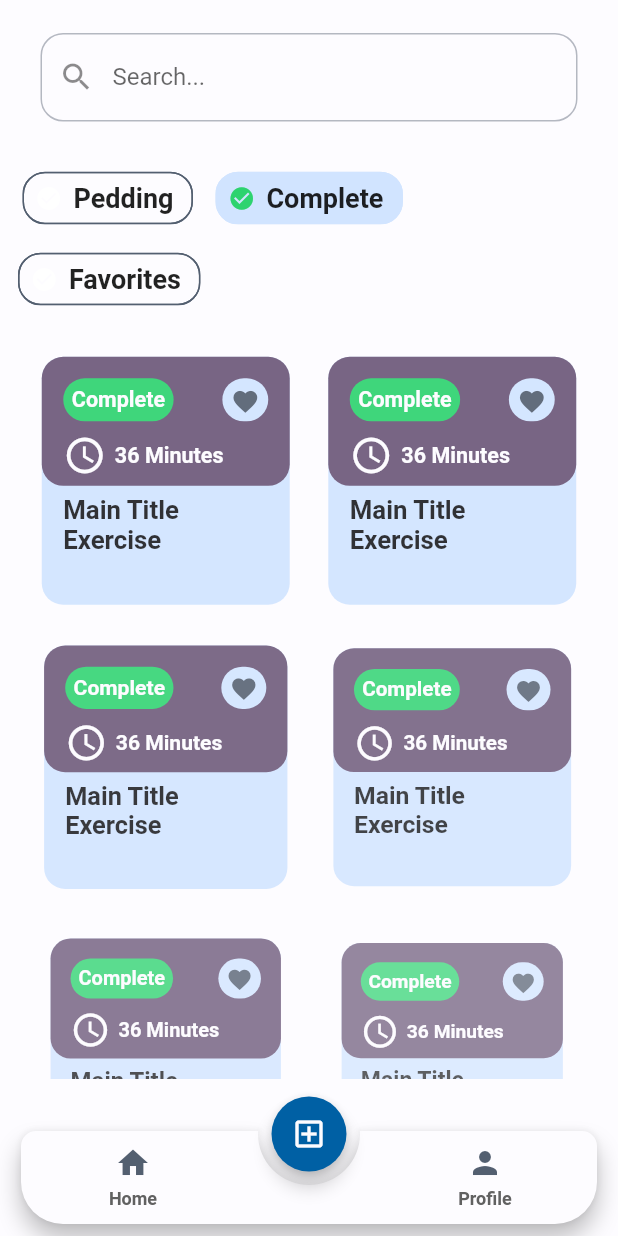
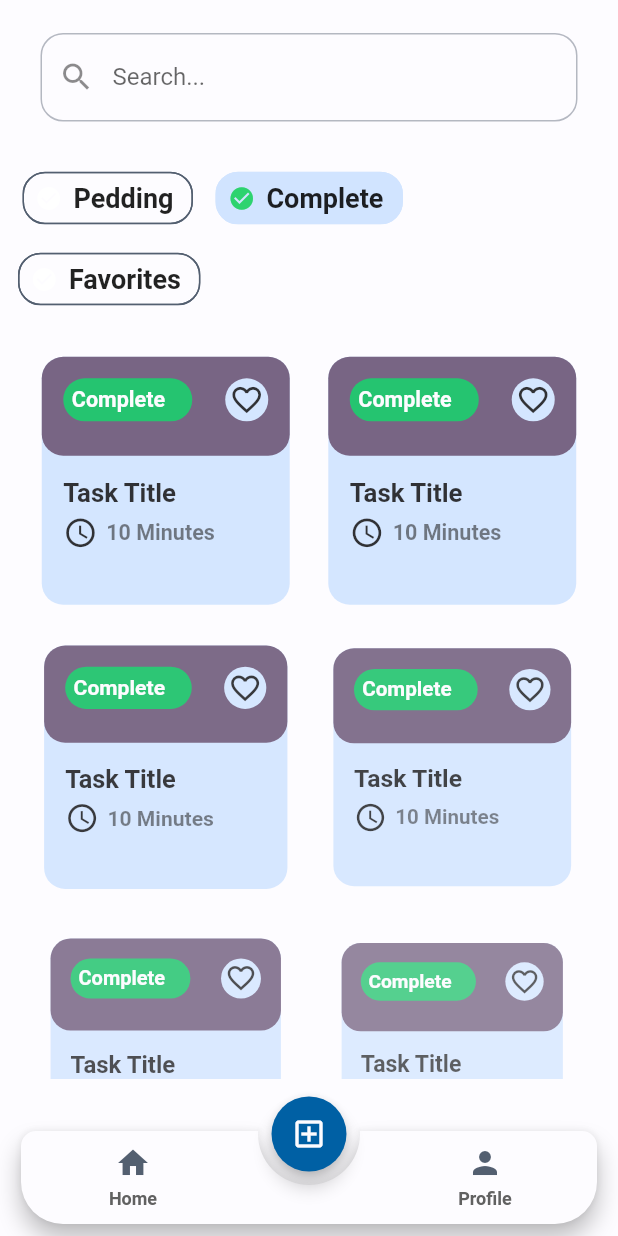
Before and after one commit to neoshock/fisio_flex_mobile, a Flutter app: the BottomMenu screen opened directly, item 2 of the bottom bar chosen, scrolled down 115 dp, on a phone screen of 412 x 824 dp. Run offline on Flutter 3.47's test engine with Material 2 defaults, Android fonts, the phone set to English and light mode, and no system bars; drawn by our look-alikes of animated_notch_bottom_bar; our stand-ins replace fl_chart.

Commit message:
fixe code

```diff
--- a/lib/features/task/pages/main_task_detail.dart
+++ b/lib/features/task/pages/main_task_detail.dart
@@ -39,11 +39,11 @@ class _MainTaskDetailState extends State<MainTaskDetail> {
               alignment: Alignment.topLeft,
               child: GridItemHero(
                   tag: 'taskDetail${widget.index}',
-                  onTap: () => Navigator.of(context).pop(),
+                  onTap: () {},
                   child: Stack(
                     children: [
                       ClipPath(
-                        clipper: BezierCurve(controlPoint: 0.1),
+                        clipper: BezierCurve(controlPoint: 0.24),
                         child: Container(
                           width: screenSize.width,
                           height: screenSize.height * 0.69,
@@ -52,6 +52,7 @@ class _MainTaskDetailState extends State<MainTaskDetail> {
                           ),
                         ),
                       ),
+                      _buildReturnButtom(context),
                       _buildPositionedIcon(screenSize, theme),
                       _buildPositionedCompleteContainer(screenSize, theme),
                       _buildPositionedTitle(screenSize, theme),
@@ -115,6 +116,27 @@ class _MainTaskDetailState extends State<MainTaskDetail> {
         ],
       ),
     ));
+  }
+
+  Positioned _buildReturnButtom(BuildContext context) {
+    return Positioned(
+        top: 60,
+        left: 10,
+        child: Container(
+          decoration: BoxDecoration(
+              color: Colors.white.withOpacity(0.3),
+              borderRadius: BorderRadius.circular(15)),
+          child: IconButton(
+            alignment: Alignment.centerRight,
+            icon: Icon(
+              Icons.arrow_back_ios,
+              color: Theme.of(context).colorScheme.background,
+            ),
+            onPressed: () {
+              Navigator.of(context).pop();
+            },
+          ),
+        ));
   }
 
   Positioned _buildPositionedIcon(Size screenSize, ThemeData theme) {
--- a/lib/features/task/pages/main_task_page.dart
+++ b/lib/features/task/pages/main_task_page.dart
@@ -140,77 +140,68 @@ class MainTaskPage extends StatelessWidget {
         color: Theme.of(context).colorScheme.primaryContainer,
         borderRadius: BorderRadius.circular(15),
       ),
-      child: Stack(
-        alignment: Alignment.topCenter,
+      child: Column(
         children: [
-          const SizedBox(
-            height: 150,
-            width: double.infinity,
-          ),
           Container(
             width: double.infinity,
-            height: 90,
+            padding: EdgeInsets.all(15),
+            height: 69,
             decoration: BoxDecoration(
               color: Theme.of(context).colorScheme.tertiary,
               borderRadius: BorderRadius.circular(15),
             ),
-          ),
-          Positioned(
-            top: 15,
-            left: 15,
-            child: Container(
-              height: 30,
-              padding: const EdgeInsets.all(6),
-              decoration: BoxDecoration(
-                color: Color.fromARGB(255, 45, 211, 111),
-                borderRadius: BorderRadius.circular(15),
-              ),
-              child: Text(
-                'Complete',
-                style: Theme.of(context)
-                    .textTheme
-                    .bodySmall!
-                    .copyWith(color: Theme.of(context).colorScheme.background),
-              ),
+            child: Row(
+              mainAxisAlignment: MainAxisAlignment.spaceBetween,
+              crossAxisAlignment: CrossAxisAlignment.start,
+              children: [
+                Container(
+                    width: 90,
+                    height: 30,
+                    padding: EdgeInsets.all(6),
+                    decoration: BoxDecoration(
+                      color: Color.fromARGB(255, 16, 191, 98),
+                      borderRadius: BorderRadius.circular(15),
+                    ),
+                    child: Text('Complete',
+                        style: Theme.of(context).textTheme.bodySmall!.copyWith(
+                              color: Theme.of(context).colorScheme.background,
+                            ))),
+                Container(
+                  width: 30,
+                  height: 30,
+                  decoration: BoxDecoration(
+                    color: Theme.of(context).colorScheme.primaryContainer,
+                    borderRadius: BorderRadius.circular(15),
+                  ),
+                  child: Icon(Icons.favorite_border_outlined),
+                ),
+              ],
             ),
           ),
-          Positioned(
-              top: 54,
-              left: 15,
-              child: Row(
+          Expanded(
+            child: Container(
+              padding: EdgeInsets.all(15),
+              child: Column(
+                mainAxisAlignment: MainAxisAlignment.start,
+                crossAxisAlignment: CrossAxisAlignment.start,
                 children: [
-                  Icon(Icons.schedule,
-                      size: 30,
-                      color: Theme.of(context).colorScheme.background),
-                  const SizedBox(width: 6),
                   Text(
-                    '36 Minutes',
-                    style: Theme.of(context).textTheme.bodySmall!.copyWith(
-                        color: Theme.of(context).colorScheme.background),
+                    'Task Title',
+                    style: Theme.of(context).textTheme.bodyMedium,
+                  ),
+                  const SizedBox(height: 6),
+                  Row(
+                    children: [
+                      Icon(Icons.schedule),
+                      const SizedBox(width: 6),
+                      Text(
+                        '10 Minutes',
+                        style: Theme.of(context).textTheme.bodySmall,
+                      ),
+                    ],
                   )
                 ],
-              )),
-          Positioned(
-              top: 96,
-              left: 15,
-              child: SizedBox(
-                width: 150,
-                child: Text('Main Title Exercise',
-                    style: Theme.of(context).textTheme.bodyMedium),
-              )),
-          // favorite icon button
-          Positioned(
-            top: 15,
-            right: 15,
-            child: Container(
-              height: 30,
-              padding: const EdgeInsets.all(6),
-              decoration: BoxDecoration(
-                color: Theme.of(context).colorScheme.primaryContainer,
-                borderRadius: BorderRadius.circular(15),
               ),
-              child: Icon(Icons.favorite,
-                  size: 20, color: Theme.of(context).colorScheme.secondary),
             ),
           ),
         ],
```
